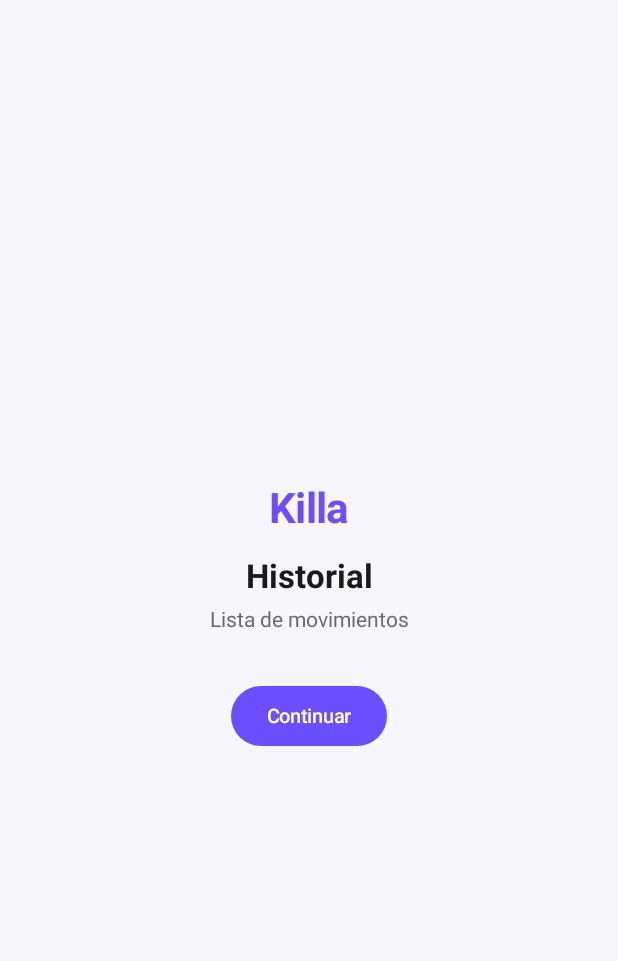
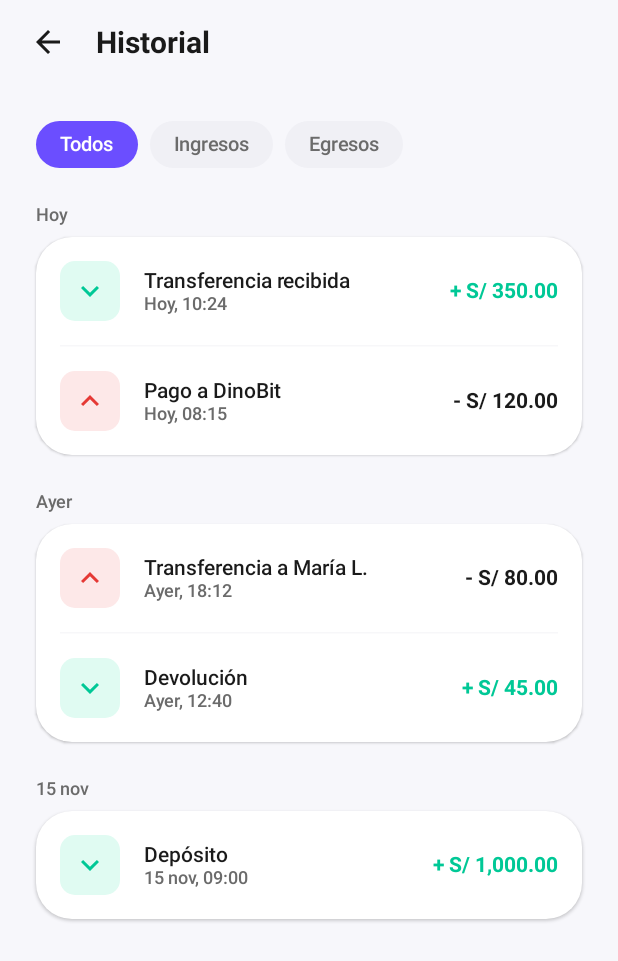
Before and after one commit to MartinSoftware/killa, an Android app built with Jetpack Compose: the HistorialScreen screen opened through its navigation route, on a phone screen of 412 x 824 dp. Shown: the top 961 px of the screen. Run offline under Robolectric (Android 15) with nearby library versions, the phone set to English and light mode, and no system bars; our stand-ins replace Dagger/Hilt's generated code.

Commit message:
feat(ui): pantalla Historial con filtros, agrupación por fecha y MovimientoItem reutilizable

```diff
--- /dev/null
+++ b/android/app/src/main/java/com/killa/app/ui/components/MovimientoItem.kt
@@ -0,0 +1,90 @@
+package com.killa.app.ui.components
+
+import androidx.compose.foundation.layout.Box
+import androidx.compose.foundation.layout.Column
+import androidx.compose.foundation.layout.Row
+import androidx.compose.foundation.layout.Spacer
+import androidx.compose.foundation.layout.fillMaxWidth
+import androidx.compose.foundation.layout.padding
+import androidx.compose.foundation.layout.size
+import androidx.compose.material.icons.Icons
+import androidx.compose.material.icons.filled.KeyboardArrowDown
+import androidx.compose.material.icons.filled.KeyboardArrowUp
+import androidx.compose.material3.Icon
+import androidx.compose.material3.MaterialTheme
+import androidx.compose.material3.Surface
+import androidx.compose.material3.Text
+import androidx.compose.runtime.Composable
+import androidx.compose.ui.Alignment
+import androidx.compose.ui.Modifier
+import androidx.compose.ui.text.font.FontWeight
+import com.killa.app.domain.model.Movimiento
+import com.killa.app.domain.model.TipoMovimiento
+import com.killa.app.ui.theme.KillaMontoEgreso
+import com.killa.app.ui.theme.KillaMontoIngreso
+import com.killa.app.ui.theme.KillaRadius
+import com.killa.app.ui.theme.KillaSizes
+import com.killa.app.ui.theme.KillaSpacing
+import kotlin.math.absoluteValue
+
+/**
+ * Fila de un movimiento: ícono circular de ingreso/egreso, título, fecha y monto.
+ * No incluye contenedor ni separadores; el padre decide cómo agruparlos.
+ *
+ * @param movimiento Movimiento a mostrar.
+ * @param modifier Modifier opcional.
+ */
+@Composable
+fun MovimientoItem(
+    movimiento: Movimiento,
+    modifier: Modifier = Modifier
+) {
+    val isIngreso = movimiento.tipo == TipoMovimiento.INGRESO
+
+    Row(
+        modifier = modifier
+            .fillMaxWidth()
+            .padding(vertical = KillaSpacing.md),
+        verticalAlignment = Alignment.CenterVertically
+    ) {
+        Surface(
+            modifier = Modifier.size(KillaSizes.avatarSmall),
+            color = if (isIngreso) MaterialTheme.colorScheme.secondaryContainer
+            else MaterialTheme.colorScheme.errorContainer,
+            shape = KillaRadius.smShape
+        ) {
+            Box(contentAlignment = Alignment.Center) {
+                Icon(
+                    imageVector = if (isIngreso) Icons.Default.KeyboardArrowDown
+                    else Icons.Default.KeyboardArrowUp,
+                    contentDescription = if (isIngreso) "Ingreso" else "Egreso",
+                    tint = if (isIngreso) MaterialTheme.colorScheme.secondary
+                    else MaterialTheme.colorScheme.error,
+                    modifier = Modifier.size(KillaSizes.iconMedium)
+                )
+            }
+        }
+
+        Spacer(modifier = Modifier.size(KillaSpacing.md))
+
+        Column(modifier = Modifier.weight(1f)) {
+            Text(
+                text = movimiento.titulo,
+                style = MaterialTheme.typography.titleSmall,
+                color = MaterialTheme.colorScheme.onSurface
+            )
+            Text(
+                text = movimiento.fecha,
+                style = MaterialTheme.typography.labelMedium,
+                color = MaterialTheme.colorScheme.onSurfaceVariant
+            )
+        }
+
+        Text(
+            text = "${if (isIngreso) "+" else "-"} S/ %,.2f".format(movimiento.monto.absoluteValue),
+            style = MaterialTheme.typography.titleSmall,
+            color = if (isIngreso) KillaMontoIngreso else KillaMontoEgreso,
+            fontWeight = FontWeight.Bold
+        )
+    }
+}
--- a/android/app/src/main/java/com/killa/app/ui/navigation/KillaNavHost.kt
+++ b/android/app/src/main/java/com/killa/app/ui/navigation/KillaNavHost.kt
@@ -16,6 +16,7 @@ import androidx.compose.ui.unit.dp
 import androidx.navigation.compose.NavHost
 import androidx.navigation.compose.composable
 import androidx.navigation.compose.rememberNavController
+import com.killa.app.ui.screens.historial.HistorialScreen
 import com.killa.app.ui.screens.login.LoginScreen
 import com.killa.app.ui.screens.splash.SplashScreen
 import com.killa.app.ui.screens.home.HomeScreen
@@ -76,11 +77,7 @@ fun KillaNavHost() {
         }
 
         composable(Rutas.HISTORIAL) {
-            PlaceholderScreen(
-                titulo = "Historial",
-                descripcion = "Lista de movimientos",
-                onContinuar = { navController.popBackStack() }
-            )
+            HistorialScreen(onVolver = { navController.popBackStack() })
         }
 
         composable(Rutas.PERFIL) {
--- /dev/null
+++ b/android/app/src/main/java/com/killa/app/ui/screens/historial/HistorialScreen.kt
@@ -0,0 +1,212 @@
+package com.killa.app.ui.screens.historial
+
+import androidx.compose.foundation.layout.Arrangement
+import androidx.compose.foundation.layout.Box
+import androidx.compose.foundation.layout.Column
+import androidx.compose.foundation.layout.PaddingValues
+import androidx.compose.foundation.layout.Row
+import androidx.compose.foundation.layout.Spacer
+import androidx.compose.foundation.layout.fillMaxSize
+import androidx.compose.foundation.layout.fillMaxWidth
+import androidx.compose.foundation.layout.height
+import androidx.compose.foundation.layout.padding
+import androidx.compose.foundation.layout.size
+import androidx.compose.foundation.layout.systemBarsPadding
+import androidx.compose.foundation.lazy.LazyColumn
+import androidx.compose.foundation.lazy.items
+import androidx.compose.foundation.shape.CircleShape
+import androidx.compose.material.icons.Icons
+import androidx.compose.material.icons.filled.Search
+import androidx.compose.material3.CircularProgressIndicator
+import androidx.compose.material3.HorizontalDivider
+import androidx.compose.material3.Icon
+import androidx.compose.material3.MaterialTheme
+import androidx.compose.material3.Surface
+import androidx.compose.material3.Text
+import androidx.compose.runtime.Composable
+import androidx.compose.runtime.getValue
+import androidx.compose.ui.Alignment
+import androidx.compose.ui.Modifier
+import androidx.compose.ui.text.style.TextAlign
+import androidx.compose.ui.unit.dp
+import androidx.hilt.navigation.compose.hiltViewModel
+import androidx.lifecycle.compose.collectAsStateWithLifecycle
+import com.killa.app.ui.components.KillaTopBar
+import com.killa.app.ui.components.MovimientoItem
+import com.killa.app.ui.theme.KillaRadius
+import com.killa.app.ui.theme.KillaSizes
+import com.killa.app.ui.theme.KillaSpacing
+
+@Composable
+fun HistorialScreen(
+    onVolver: () -> Unit,
+    viewModel: HistorialViewModel = hiltViewModel()
+) {
+    val uiState by viewModel.uiState.collectAsStateWithLifecycle()
+
+    when (val estado = uiState) {
+        is HistorialUiState.Loading -> {
+            Box(
+                modifier = Modifier.fillMaxSize(),
+                contentAlignment = Alignment.Center
+            ) {
+                CircularProgressIndicator(color = MaterialTheme.colorScheme.primary)
+            }
+        }
+        is HistorialUiState.Error -> {
+            Box(
+                modifier = Modifier.fillMaxSize(),
+                contentAlignment = Alignment.Center
+            ) {
+                Text(text = estado.mensaje, color = MaterialTheme.colorScheme.error)
+            }
+        }
+        is HistorialUiState.Success -> {
+            HistorialContent(
+                estado = estado,
+                onVolver = onVolver,
+                onFiltroChange = viewModel::onFiltroChange
+            )
+        }
+    }
+}
+
+@Composable
+private fun HistorialContent(
+    estado: HistorialUiState.Success,
+    onVolver: () -> Unit,
+    onFiltroChange: (FiltroHistorial) -> Unit
+) {
+    Surface(
+        modifier = Modifier.fillMaxSize(),
+        color = MaterialTheme.colorScheme.background
+    ) {
+        Column(modifier = Modifier.fillMaxSize().systemBarsPadding()) {
+            KillaTopBar(title = "Historial", onBackClick = onVolver)
+
+            FiltrosRow(
+                filtroActual = estado.filtroActual,
+                onFiltroChange = onFiltroChange,
+                modifier = Modifier.padding(
+                    horizontal = KillaSpacing.lg,
+                    vertical = KillaSpacing.md
+                )
+            )
+
+            if (estado.grupos.isEmpty()) {
+                EstadoVacio(modifier = Modifier.weight(1f).fillMaxWidth())
+            } else {
+                LazyColumn(
+                    modifier = Modifier.weight(1f).fillMaxWidth(),
+                    contentPadding = PaddingValues(
+                        start = KillaSpacing.lg,
+                        end = KillaSpacing.lg,
+                        bottom = KillaSpacing.lg
+                    ),
+                    verticalArrangement = Arrangement.spacedBy(KillaSpacing.lg)
+                ) {
+                    items(estado.grupos, key = { it.fecha }) { grupo ->
+                        GrupoSection(grupo = grupo)
+                    }
+                }
+            }
+        }
+    }
+}
+
+@Composable
+private fun FiltrosRow(
+    filtroActual: FiltroHistorial,
+    onFiltroChange: (FiltroHistorial) -> Unit,
+    modifier: Modifier = Modifier
+) {
+    Row(
+        modifier = modifier.fillMaxWidth(),
+        horizontalArrangement = Arrangement.spacedBy(KillaSpacing.sm)
+    ) {
+        FiltroHistorial.entries.forEach { filtro ->
+            FiltroChip(
+                label = filtro.label,
+                selected = filtro == filtroActual,
+                onClick = { onFiltroChange(filtro) }
+            )
+        }
+    }
+}
+
+@Composable
+private fun FiltroChip(
+    label: String,
+    selected: Boolean,
+    onClick: () -> Unit
+) {
+    Surface(
+        onClick = onClick,
+        shape = CircleShape,
+        color = if (selected) MaterialTheme.colorScheme.primary
+        else MaterialTheme.colorScheme.surfaceVariant
+    ) {
+        Text(
+            text = label,
+            style = MaterialTheme.typography.labelLarge,
+            color = if (selected) MaterialTheme.colorScheme.onPrimary
+            else MaterialTheme.colorScheme.onSurfaceVariant,
+            modifier = Modifier.padding(
+                horizontal = KillaSpacing.md,
+                vertical = KillaSpacing.sm
+            )
+        )
+    }
+}
+
+@Composable
+private fun GrupoSection(grupo: GrupoMovimientos) {
+    Column {
+        Text(
+            text = grupo.fecha,
+            style = MaterialTheme.typography.labelMedium,
+            color = MaterialTheme.colorScheme.onSurfaceVariant
+        )
+        Spacer(modifier = Modifier.height(KillaSpacing.sm))
+        Surface(
+            modifier = Modifier.fillMaxWidth(),
+            color = MaterialTheme.colorScheme.surface,
+            shape = KillaRadius.lgShape,
+            shadowElevation = 1.dp
+        ) {
+            Column(modifier = Modifier.padding(horizontal = KillaSpacing.md)) {
+                grupo.movimientos.forEachIndexed { index, movimiento ->
+                    MovimientoItem(movimiento = movimiento)
+                    if (index < grupo.movimientos.lastIndex) {
+                        HorizontalDivider(
+                            color = MaterialTheme.colorScheme.outline.copy(alpha = 0.3f)
+                        )
+                    }
+                }
+            }
+        }
+    }
+}
+
+@Composable
+private fun EstadoVacio(modifier: Modifier = Modifier) {
+    Column(
+        modifier = modifier.padding(KillaSpacing.lg),
+        horizontalAlignment = Alignment.CenterHorizontally,
+        verticalArrangement = Arrangement.Center
+    ) {
+        Icon(
+            imageVector = Icons.Default.Search,
+            contentDescription = null,
+            tint = MaterialTheme.colorScheme.onSurfaceVariant,
+            modifier = Modifier.size(KillaSizes.iconLarge)
+        )
+        Spacer(modifier = Modifier.height(KillaSpacing.sm))
+        Text(
+            text = "No hay movimientos para este filtro",
+            style = MaterialTheme.typography.bodyMedium,
+            color = MaterialTheme.colorScheme.onSurfaceVariant,
+            textAlign = TextAlign.Center
+        )
+    }
+}
--- /dev/null
+++ b/android/app/src/main/java/com/killa/app/ui/screens/historial/HistorialUiState.kt
@@ -0,0 +1,33 @@
+package com.killa.app.ui.screens.historial
+
+import com.killa.app.domain.model.Movimiento
+import com.killa.app.domain.model.TipoMovimiento
+
+/**
+ * Filtros disponibles en Historial.
+ */
+enum class FiltroHistorial(val label: String) {
+    TODOS("Todos"),
+    INGRESOS("Ingresos"),
+    EGRESOS("Egresos")
+}
+
+/**
+ * Grupo de movimientos por fecha.
+ */
+data class GrupoMovimientos(
+    val fecha: String,
+    val movimientos: List<Movimiento>
+)
+
+/**
+ * Estado de la pantalla Historial.
+ */
+sealed interface HistorialUiState {
+    data object Loading : HistorialUiState
+    data class Success(
+        val filtroActual: FiltroHistorial,
+        val grupos: List<GrupoMovimientos>
+    ) : HistorialUiState
+    data class Error(val mensaje: String) : HistorialUiState
+}
--- /dev/null
+++ b/android/app/src/main/java/com/killa/app/ui/screens/historial/HistorialViewModel.kt
@@ -0,0 +1,63 @@
+package com.killa.app.ui.screens.historial
+
+import androidx.lifecycle.ViewModel
+import androidx.lifecycle.viewModelScope
+import com.killa.app.data.fake.FakeData
+import com.killa.app.domain.model.TipoMovimiento
+import dagger.hilt.android.lifecycle.HiltViewModel
+import kotlinx.coroutines.delay
+import kotlinx.coroutines.flow.MutableStateFlow
+import kotlinx.coroutines.flow.StateFlow
+import kotlinx.coroutines.flow.asStateFlow
+import kotlinx.coroutines.launch
+import javax.inject.Inject
+
+/**
+ * ViewModel de Historial.
+ * Carga FakeData y agrupa movimientos por fecha. Filtra por tipo.
+ */
+@HiltViewModel
+class HistorialViewModel @Inject constructor() : ViewModel() {
+
+    private val _uiState = MutableStateFlow<HistorialUiState>(HistorialUiState.Loading)
+    val uiState: StateFlow<HistorialUiState> = _uiState.asStateFlow()
+
+    init {
+        cargarMovimientos(FiltroHistorial.TODOS)
+    }
+
+    fun onFiltroChange(filtro: FiltroHistorial) {
+        cargarMovimientos(filtro)
+    }
+
+    private fun cargarMovimientos(filtro: FiltroHistorial) {
+        viewModelScope.launch {
+            _uiState.value = HistorialUiState.Loading
+            delay(500) // simula llamada de red
+
+            val movimientosFiltrados = when (filtro) {
+                FiltroHistorial.TODOS -> FakeData.movimientos
+                FiltroHistorial.INGRESOS -> FakeData.movimientos.filter {
+                    it.tipo == TipoMovimiento.INGRESO
+                }
+                FiltroHistorial.EGRESOS -> FakeData.movimientos.filter {
+                    it.tipo == TipoMovimiento.EGRESO
+                }
+            }
+
+            // Agrupar por fecha (en FakeData la fecha ya es un string legible:
+            // "Hoy, 10:24", "Ayer, 18:12", "15 nov, 09:00").
+            // Tomamos la parte antes de la coma como "grupo".
+            val grupos = movimientosFiltrados
+                .groupBy { it.fecha.substringBefore(",").trim() }
+                .map { (fecha, movs) ->
+                    GrupoMovimientos(fecha = fecha, movimientos = movs)
+                }
+
+            _uiState.value = HistorialUiState.Success(
+                filtroActual = filtro,
+                grupos = grupos
+            )
+        }
+    }
+}
--- a/android/app/src/main/java/com/killa/app/ui/screens/home/HomeScreen.kt
+++ b/android/app/src/main/java/com/killa/app/ui/screens/home/HomeScreen.kt
@@ -40,17 +40,12 @@ import androidx.compose.ui.text.font.FontWeight
 import androidx.compose.ui.unit.dp
 import androidx.hilt.navigation.compose.hiltViewModel
 import androidx.lifecycle.compose.collectAsStateWithLifecycle
-import com.killa.app.domain.model.Movimiento
-import com.killa.app.domain.model.TipoMovimiento
-import com.killa.app.ui.theme.KillaMontoEgreso
-import com.killa.app.ui.theme.KillaMontoIngreso
 import com.killa.app.ui.theme.KillaPrimaryDark
 import com.killa.app.ui.theme.KillaPrimaryLight
 import com.killa.app.ui.theme.KillaRadius
 import com.killa.app.ui.theme.KillaSizes
 import com.killa.app.ui.theme.KillaSpacing
-import kotlin.math.absoluteValue
-
+import com.killa.app.ui.components.MovimientoItem
 @Composable
 fun HomeScreen(
     onIrATransferir: () -> Unit,
@@ -344,55 +339,3 @@ private fun QuickActionCard(
         }
     }
 }
-
-@Composable
-private fun MovimientoItem(movimiento: Movimiento) {
-    val isIngreso = movimiento.tipo == TipoMovimiento.INGRESO
-
-    Row(
-        modifier = Modifier
-            .fillMaxWidth()
-            .padding(vertical = KillaSpacing.md),
-        verticalAlignment = Alignment.CenterVertically
-    ) {
-        Surface(
-            modifier = Modifier.size(KillaSizes.avatarSmall),
-            color = if (isIngreso) MaterialTheme.colorScheme.secondaryContainer
-            else MaterialTheme.colorScheme.errorContainer,
-            shape = KillaRadius.smShape
-        ) {
-            Box(contentAlignment = Alignment.Center) {
-                Icon(
-                    imageVector = if (isIngreso) Icons.Default.KeyboardArrowDown
-                    else Icons.Default.KeyboardArrowUp,
-                    contentDescription = if (isIngreso) "Ingreso" else "Egreso",
-                    tint = if (isIngreso) MaterialTheme.colorScheme.secondary
-                    else MaterialTheme.colorScheme.error,
-                    modifier = Modifier.size(KillaSizes.iconMedium)
-                )
-            }
-        }
-
-        Spacer(modifier = Modifier.size(KillaSpacing.md))
-
-        Column(modifier = Modifier.weight(1f)) {
-            Text(
-                text = movimiento.titulo,
-                style = MaterialTheme.typography.titleSmall,
-                color = MaterialTheme.colorScheme.onSurface
-            )
-            Text(
-                text = movimiento.fecha,
-                style = MaterialTheme.typography.labelMedium,
-                color = MaterialTheme.colorScheme.onSurfaceVariant
-            )
-        }
-
-        Text(
-            text = "${if (isIngreso) "+" else "-"} S/ %,.2f".format(movimiento.monto.absoluteValue),
-            style = MaterialTheme.typography.titleSmall,
-            color = if (isIngreso) KillaMontoIngreso else KillaMontoEgreso,
-            fontWeight = FontWeight.Bold
-        )
-    }
-}
```
